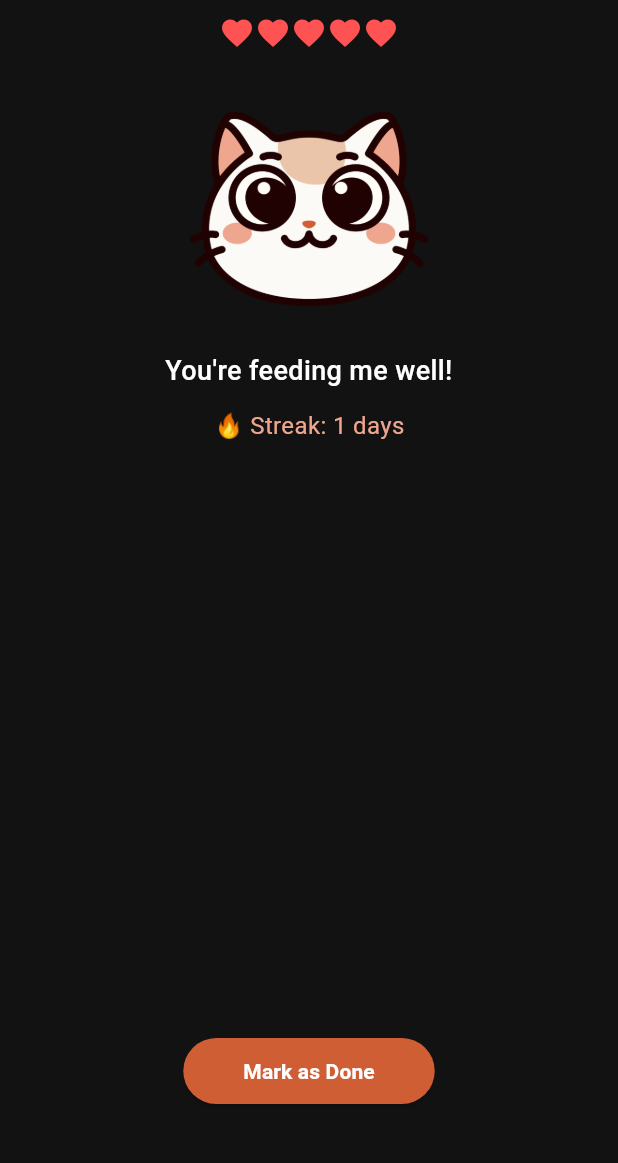
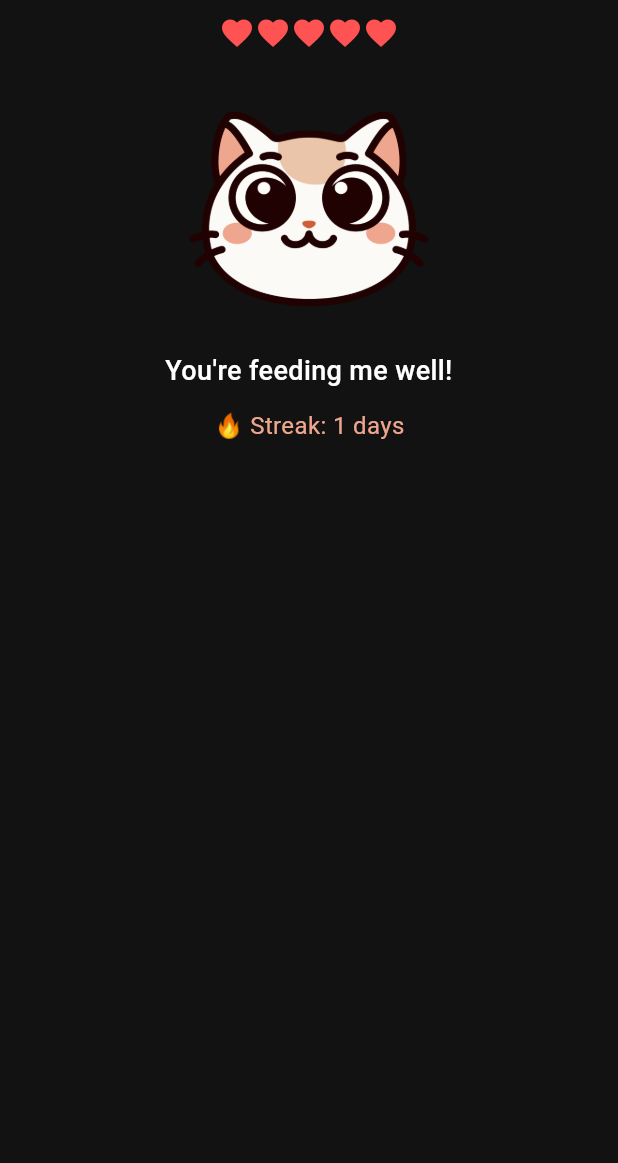
Before and after one commit to omar546/happit_tacker, a Flutter app: the screen it shows after launch, after a tap on "Mark as Done", on a phone screen of 412 x 824 dp, the part 69-1232 px from its top. Run offline on Flutter 3.47's test engine with Material 3 defaults, Android fonts, the phone set to English and light mode, and no system bars; our stand-ins replace flutter_svg, shared_preferences; Roboto replaces fonts that are missing (Poppins).

Commit message:
minor fix

```diff
--- a/lib/main.dart
+++ b/lib/main.dart
@@ -169,14 +169,22 @@ class _HomePageState extends State<HomePage> {
                 style: const TextStyle(fontSize: 16, color: Color(0xFFEFA68F)),
               ),
               const Spacer(),
+              if (lastDoneDate == null ||
+                  DateTime(today.year, today.month, today.day)
+                      .difference(DateTime(lastDoneDate!.year, lastDoneDate!.month, lastDoneDate!.day))
+                      .inDays > 0)
                 ElevatedButton(
                   onPressed: markAsDone,
                   style: ElevatedButton.styleFrom(
                     padding: const EdgeInsets.symmetric(horizontal: 40, vertical: 12),
                     backgroundColor: Color(0xFFD05E35),
                   ),
-                child: const Text('Mark as Done',style: TextStyle(fontWeight: FontWeight.bold,color: Colors.white),),
+                  child: const Text(
+                    'Mark as Done',
+                    style: TextStyle(fontWeight: FontWeight.bold, color: Colors.white),
                   ),
+                ),
+
               const SizedBox(height: 40),
             ],
           ),
```
Lines whose indentation alone changed are shown as unchanged.
